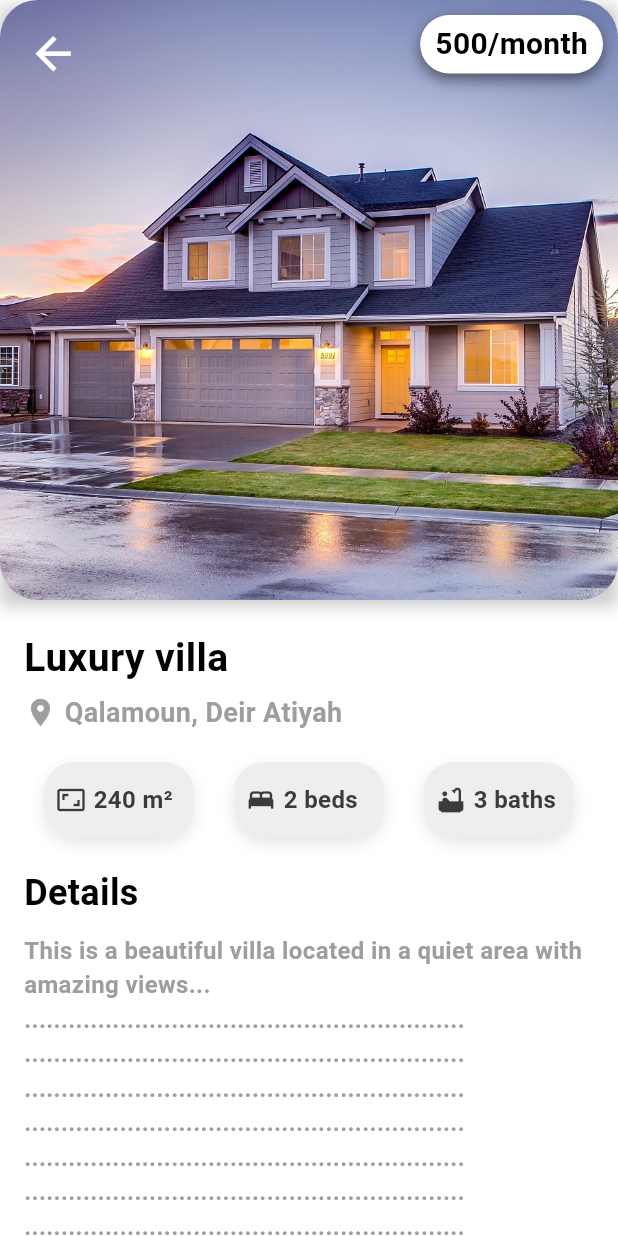
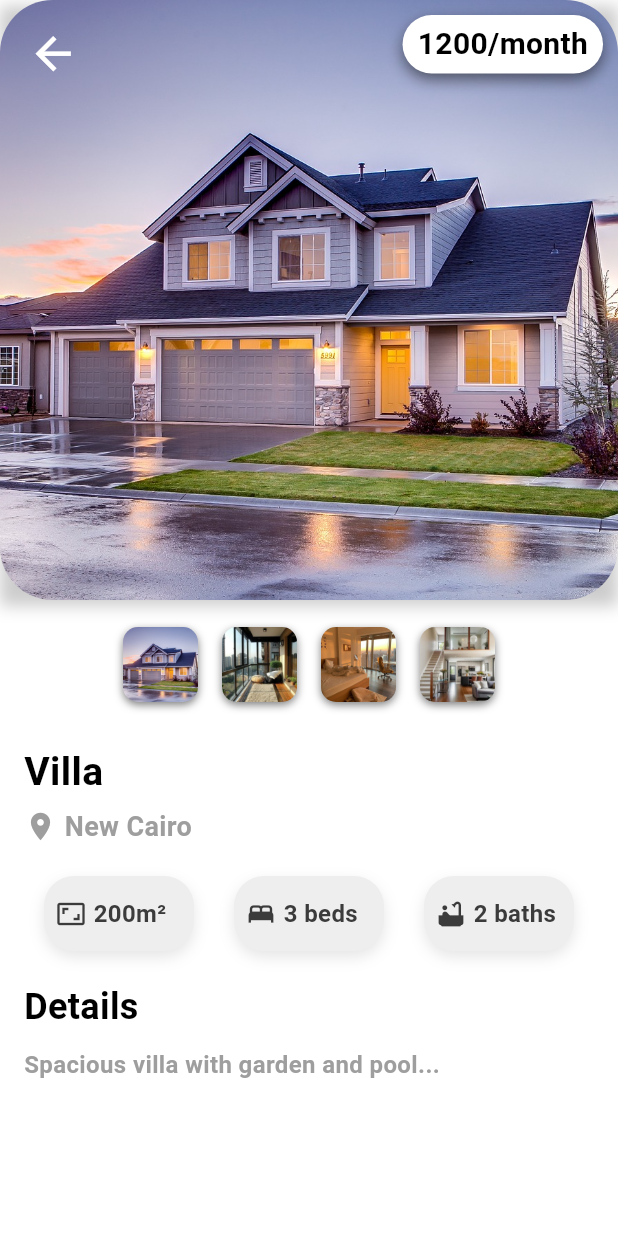
Before and after one commit to BayanDerbas/Real-Estate-Consulting-Support-System, a Flutter app: the PropertyDetails screen opened by its route, on a phone screen of 412 x 824 dp. Run offline on Flutter 3.47's test engine with Material 3 defaults, Android fonts, the phone set to English and light mode, and no system bars; our stand-ins replace get, google_fonts; Roboto replaces fonts that are missing (Itim); statements that could not run were skipped.

Commit message:
properties Details page done

```diff
--- /dev/null
+++ b/lib/features/properties/presentation/controllers/PropertyDetails_Controller.dart
@@ -0,0 +1,24 @@
+import 'dart:math';
+
+import 'package:get/get.dart';
+
+class propertyDetailsController extends GetxController{
+  RxInt selectedImageIndex = 0.obs;
+
+  void changeImage(int index){
+    selectedImageIndex.value = index;
+  }
+
+  void nextImage(int max) {
+    if (selectedImageIndex < max - 1) {
+      selectedImageIndex++;
+    }
+  }
+
+  void previousImage(int index){
+    if(selectedImageIndex > 0){
+      selectedImageIndex--;
+    }
+  }
+
+}
--- a/lib/features/properties/presentation/pages/PropertyDetails.dart
+++ b/lib/features/properties/presentation/pages/PropertyDetails.dart
@@ -8,23 +8,21 @@ class PropertyDetails extends StatelessWidget {
   @override
   Widget build(BuildContext context) {
     return Scaffold(
-      body: CustomPropertyDetails(
+      body:
+      CustomPropertyDetails(
+        images: [
+          'assets/images/balcony.jpg',
+          'assets/images/bedroom.jpg',
+          'assets/images/livingroom.jpg',
+        ],
+        price: '1200',
+        title: 'Villa',
+        location: 'New Cairo',
+        area: '200m²',
+        beds: '3',
+        baths: '2',
+        details: 'Spacious villa with garden and pool...',
         imagePath: 'assets/images/villa.jpg',
-        price: '500',
-        title: 'Luxury villa',
-        location: 'Qalamoun, Deir Atiyah',
-        area: '240 m²',
-        beds: '2',
-        baths: '3',
-        details: 'This is a beautiful villa located in a quiet area with amazing views...'
-            '\n............................................................'
-            '\n............................................................'
-            '\n............................................................'
-            '\n............................................................'
-            '\n............................................................'
-            '\n............................................................'
-            '\n............................................................'
-            '\n........................................................... ',
       ),
     );
   }
--- a/lib/features/properties/presentation/widgets/Custom_PropertyDetails.dart
+++ b/lib/features/properties/presentation/widgets/Custom_PropertyDetails.dart
@@ -1,10 +1,12 @@
 import 'package:flutter/material.dart';
+import 'package:get/get.dart';
 import 'package:graduation_project/core/extensions/widget_extension.dart';
-
 import '../../../../core/constants/Fonts.dart';
 import '../../../../core/constants/colors.dart';
+import '../controllers/PropertyDetails_Controller.dart';
 
 class CustomPropertyDetails extends StatelessWidget {
+  final List<String> images;
   final String imagePath;
   final String price;
   final String title;
@@ -24,15 +26,29 @@ class CustomPropertyDetails extends StatelessWidget {
     required this.beds,
     required this.baths,
     required this.details,
+    required this.images,
   }) : super(key: key);
 
   @override
   Widget build(BuildContext context) {
+    propertyDetailsController controller = Get.put(propertyDetailsController());
+
+    final List<String> allImages = [imagePath, ...images];
+
     return SingleChildScrollView(
       child: Column(
         crossAxisAlignment: CrossAxisAlignment.start,
         children: [
-          Stack(
+          GestureDetector(
+            onHorizontalDragEnd: (details) {
+              if (details.primaryVelocity! < 0) {
+                controller.nextImage(allImages.length);
+              } else if (details.primaryVelocity! > 0) {
+                controller.previousImage(allImages.length);
+              }
+            },
+            child: Obx(() {
+              return Stack(
                 children: [
                   Container(
                     decoration: BoxDecoration(
@@ -45,9 +61,9 @@ class CustomPropertyDetails extends StatelessWidget {
                       ],
                     ),
                     child: ClipRRect(
-                  borderRadius: BorderRadius.circular(25),
+                      borderRadius: BorderRadius.circular(35),
                       child: Image.asset(
-                    imagePath,
+                        allImages[controller.selectedImageIndex.value],
                         width: double.infinity,
                         height: 400,
                         fit: BoxFit.cover,
@@ -97,21 +113,55 @@ class CustomPropertyDetails extends StatelessWidget {
                     ),
                   ),
                 ],
+              );
+            }),
           ),
-          // const SizedBox(height: 10),
+          const SizedBox(height: 10),
           // Row(
           //   mainAxisAlignment: MainAxisAlignment.center,
-          //   children: [
-          //     for (int i = 0; i < 3; i++)
-          //       Padding(
-          //         padding: const EdgeInsets.symmetric(horizontal: 5),
+          //   children: List.generate(allImages.length, (index) {
+          //     return GestureDetector(
+          //       onTap: () => controller.changeImage(index),
+          //       child: Padding(
+          //         padding: EdgeInsets.all(8),
           //         child: CircleAvatar(
           //           radius: 25,
-          //           backgroundImage: AssetImage(imagePath),
+          //           backgroundImage: AssetImage(allImages[index]),
           //         ),
           //       ),
-          //   ],
+          //     );
+          //   }),
           // ),
+          Row(
+            mainAxisAlignment: MainAxisAlignment.center,
+            children: List.generate(allImages.length, (index) {
+              return GestureDetector(
+                onTap: () => controller.changeImage(index),
+                child: Padding(
+                  padding: EdgeInsets.all(8),
+                  child: Container(
+                    width: 50,
+                    height: 50,
+                    decoration: BoxDecoration(
+                      borderRadius: BorderRadius.circular(10),
+                      image: DecorationImage(
+                        image: AssetImage(allImages[index]),
+                        fit: BoxFit.cover,
+                      ),
+                      boxShadow: [
+                        BoxShadow(
+                          color: Colors.black.withOpacity(0.5),
+                          blurRadius: 4,
+                          offset: Offset(0, 2),
+                        ),
+                      ],
+                    ),
+                  ),
+                ),
+              );
+            }),
+          ),
+
           const SizedBox(height: 20),
           Padding(
             padding: const EdgeInsets.symmetric(horizontal: 16),
@@ -143,63 +193,9 @@ class CustomPropertyDetails extends StatelessWidget {
             child: Row(
               mainAxisAlignment: MainAxisAlignment.spaceAround,
               children: [
-                Container(
-                  width: 100,
-                  height: 50,
-                  decoration: BoxDecoration(
-                    borderRadius: BorderRadius.circular(20),
-                    color: AppColors.lightGrey,
-                    boxShadow: [
-                      BoxShadow(
-                        color: AppColors.black.withOpacity(0.1),
-                        blurRadius: 8,
-                        offset: Offset(0, 4),
-                      ),
-                    ],
-                  ),
-                  child: _buildIconText(
-                    Icons.aspect_ratio,
-                    area,
-                  ).padding(EdgeInsets.all(8)),
-                ),
-                Container(
-                  width: 100,
-                  height: 50,
-                  decoration: BoxDecoration(
-                    borderRadius: BorderRadius.circular(20),
-                    color: AppColors.lightGrey,
-                    boxShadow: [
-                      BoxShadow(
-                        color: AppColors.black.withOpacity(0.1),
-                        blurRadius: 8,
-                        offset: Offset(0, 4),
-                      ),
-                    ],
-                  ),
-                  child: _buildIconText(
-                    Icons.bed,
-                    '$beds beds',
-                  ).padding(EdgeInsets.all(8)),
-                ),
-                Container(
-                  width: 100,
-                  height: 50,
-                  decoration: BoxDecoration(
-                    borderRadius: BorderRadius.circular(20),
-                    color: AppColors.lightGrey,
-                    boxShadow: [
-                      BoxShadow(
-                        color: AppColors.black.withOpacity(0.1),
-                        blurRadius: 8,
-                        offset: Offset(0, 4),
-                      ),
-                    ],
-                  ),
-                  child: _buildIconText(
-                    Icons.bathtub,
-                    '$baths baths',
-                  ).padding(EdgeInsets.all(8)),
-                ),
+                _buildInfoCard(Icons.aspect_ratio, area),
+                _buildInfoCard(Icons.bed, '$beds beds'),
+                _buildInfoCard(Icons.bathtub, '$baths baths'),
               ],
             ),
           ),
@@ -225,6 +221,25 @@ class CustomPropertyDetails extends StatelessWidget {
     );
   }
 
+  Widget _buildInfoCard(IconData icon, String text) {
+    return Container(
+      width: 100,
+      height: 50,
+      decoration: BoxDecoration(
+        borderRadius: BorderRadius.circular(20),
+        color: AppColors.lightGrey,
+        boxShadow: [
+          BoxShadow(
+            color: AppColors.black.withOpacity(0.1),
+            blurRadius: 8,
+            offset: Offset(0, 4),
+          ),
+        ],
+      ),
+      child: _buildIconText(icon, text).padding(EdgeInsets.all(8)),
+    );
+  }
+
   Widget _buildIconText(IconData icon, String text) {
     return Row(
       children: [
--- a/pubspec.yaml
+++ b/pubspec.yaml
@@ -75,6 +75,9 @@ flutter:
      - assets/images/garden.jpg
      - assets/images/villa.jpg
      - assets/images/store.jpg
+     - assets/images/balcony.jpg
+     - assets/images/bedroom.jpg
+     - assets/images/livingroom.jpg
 
   # An image asset can refer to one or more resolution-specific "variants", see
   # https://flutter.dev/to/resolution-aware-images
```
Also changed, not shown: assets/images/balcony.jpg (added), assets/images/bedroom.jpg (added), assets/images/livingroom.jpg (added). Lines whose indentation alone changed are shown as unchanged.
